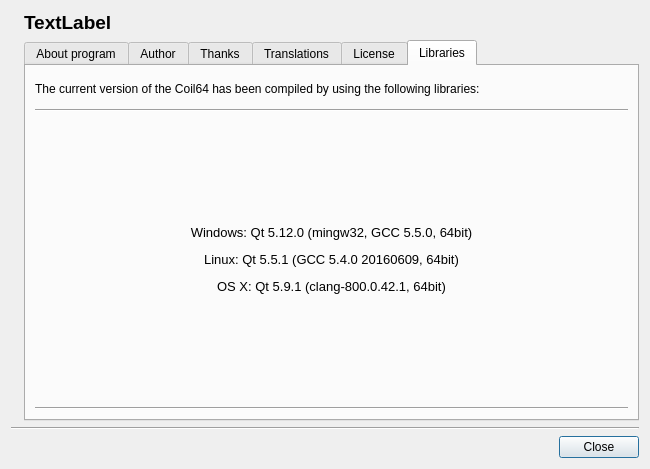
radioacoustick/Coil64, file about.ui: the form before one commit.
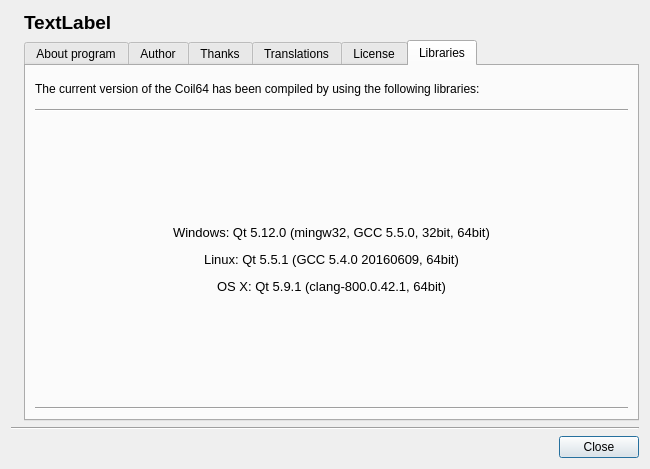
The form after the commit. Icons and pictures are not drawn.

What changed in the file:
```diff
--- a/about.ui
+++ b/about.ui
@@ -391,7 +391,7 @@
              <property name="text">
               <string notr="true">&lt;html&gt;&lt;head/&gt;
 &lt;body&gt;
-&lt;p&gt;&lt;img align=&quot;middle&quot; src = &quot;:/menu_ico/res/icons8-windows-xp-32.png&quot;&gt;Windows: Qt 5.12.0  (mingw32, GCC 5.5.0, 64bit)&lt;/p&gt;
+&lt;p&gt;&lt;img align=&quot;middle&quot; src = &quot;:/menu_ico/res/icons8-windows-xp-32.png&quot;&gt;Windows: Qt 5.12.0  (mingw32, GCC 5.5.0, 32bit, 64bit)&lt;/p&gt;
 &lt;p&gt;&lt;img align=&quot;middle&quot; src = &quot;:/menu_ico/res/icons8-linux-32.png&quot;&gt;Linux: Qt 5.5.1 (GCC 5.4.0 20160609, 64bit)&lt;/p&gt;
 &lt;p&gt;&lt;img align=&quot;middle&quot; src = &quot;:/menu_ico/res/icons8-apple-logo-32.png&quot;&gt;OS X: Qt 5.9.1  (clang-800.0.42.1, 64bit)&lt;/p&gt;
 &lt;/body&gt;
```
